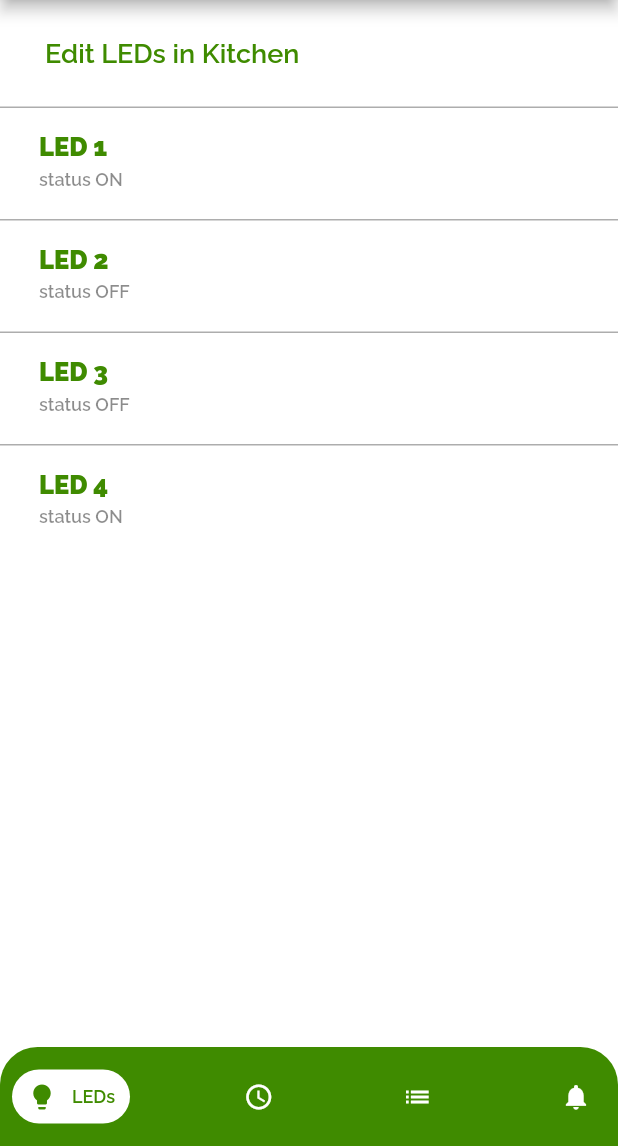
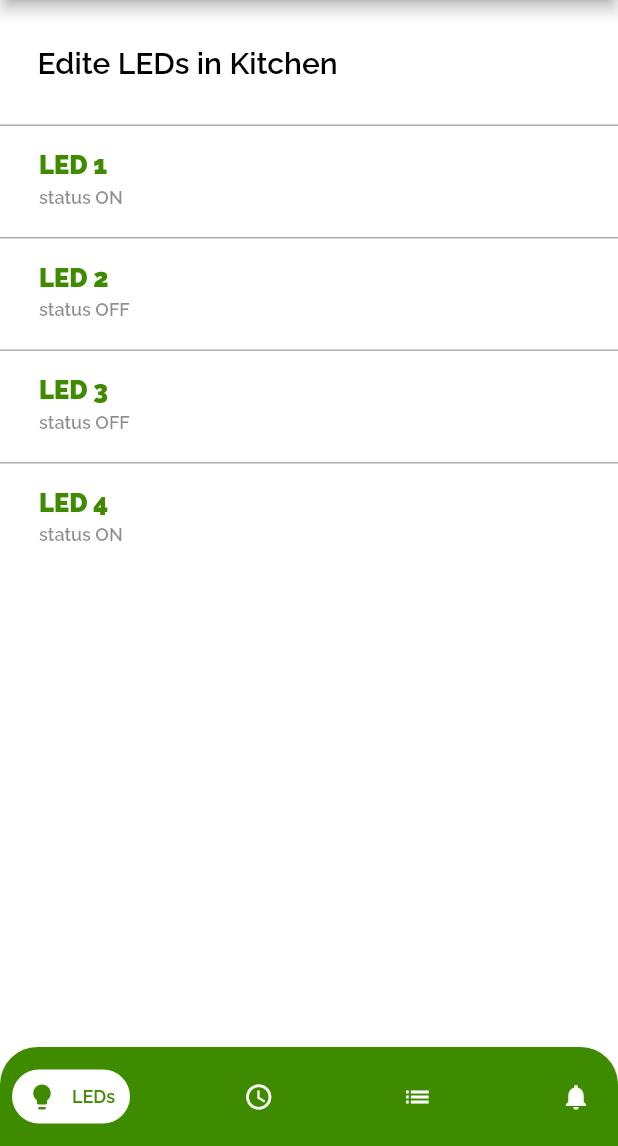
Before and after one commit to MohammadAlAgha/luminexa, a Flutter app: the SystemPage screen opened by its route, on a phone screen of 412 x 824 dp, the part 90-1236 px from its top. Run offline on Flutter 3.47's test engine with Material 2 defaults, Android fonts, the phone set to English and light mode, and no system bars; drawn by our look-alikes of google_nav_bar; our stand-ins replace dio, fl_chart, flutter_svg.

Commit message:
Frontend: Refactored the styling of the led page

```diff
--- a/luminexa_mobile/lib/screens/ledPage.dart
+++ b/luminexa_mobile/lib/screens/ledPage.dart
@@ -1,5 +1,6 @@
 import 'package:flutter/material.dart';
 import 'package:luminexa_mobile/widgets/listsWidget/ledsListWidget.dart';
+import 'package:luminexa_mobile/widgets/titleWidget/titleWidget.dart';
 
 class LedsPage extends StatefulWidget {
   const LedsPage({super.key});
@@ -16,20 +17,7 @@ class _LedsPageState extends State<LedsPage> {
     return SafeArea(
       child: Column(
         children: [
-          Padding(
-            padding: const EdgeInsets.symmetric(vertical: 25, horizontal: 30),
-            child: Row(
-              children: [
-                Text(
-                  "Edit LEDs in Kitchen",
-                  style: TextStyle(
-                      fontFamily: "RalewayBold",
-                      fontSize: 18,
-                      fontWeight: FontWeight.w700),
-                )
-              ],
-            ),
-          ),
+          titleWidget(title: "Edite LEDs in Kitchen"),
           ListView.builder(
             shrinkWrap: true,
             itemCount: leds.length,
```
